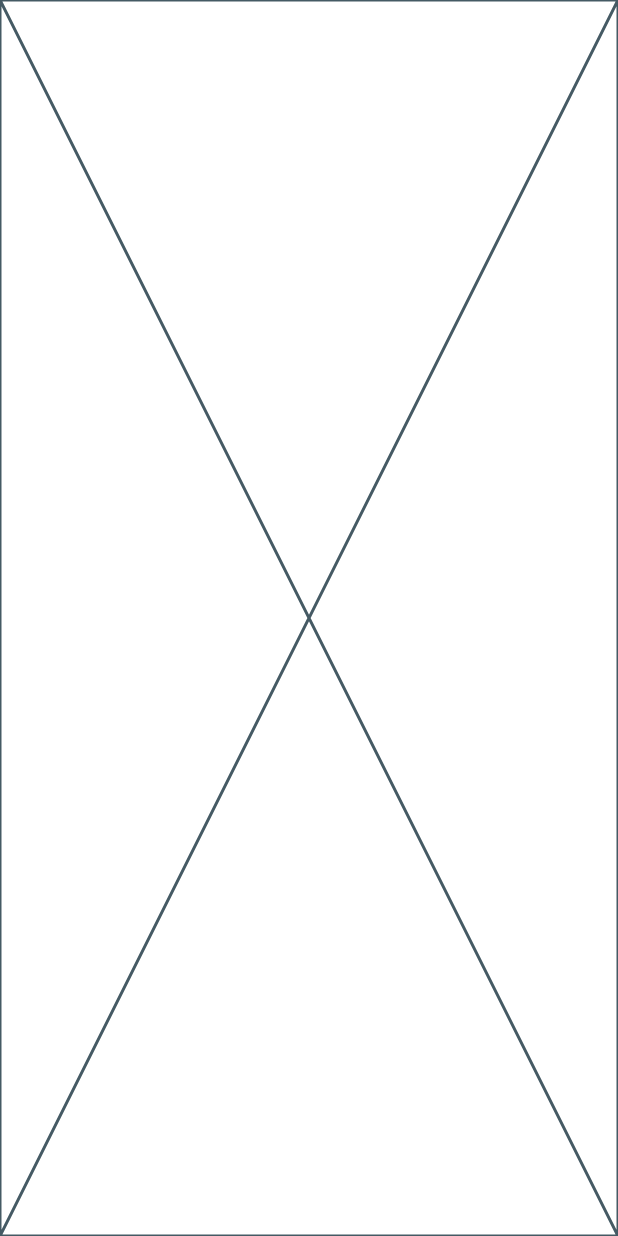
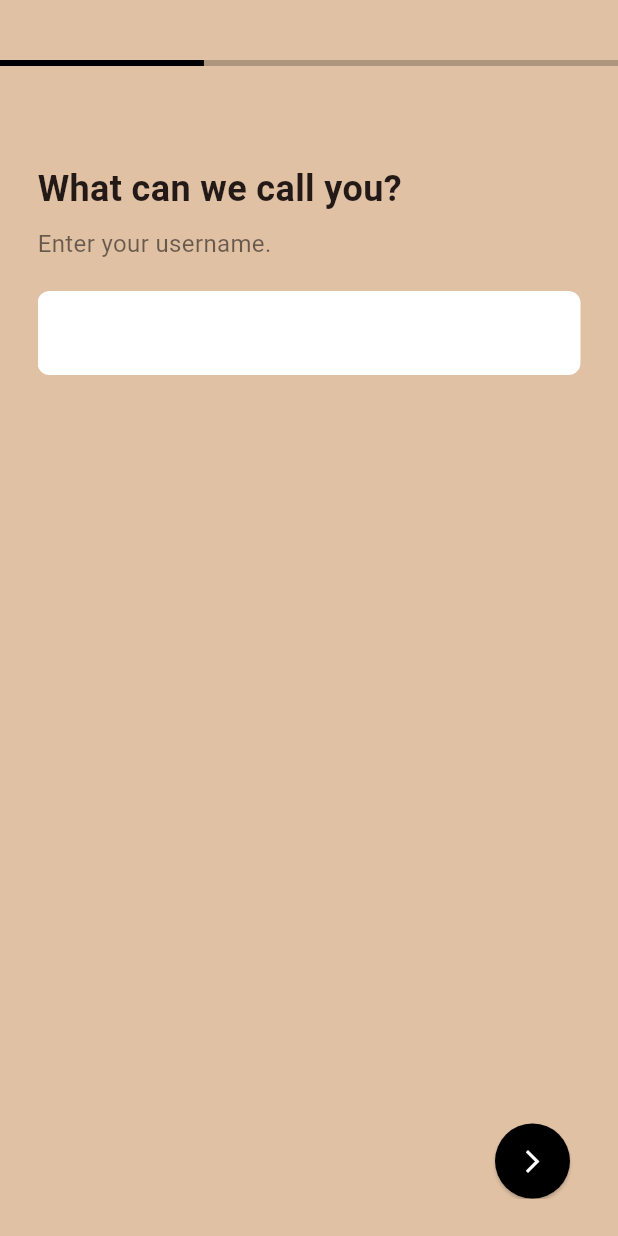
Before and after one commit to Swagnik02/Line-Skip, a Flutter app: the screen it shows once a user with an empty profile is signed in, on a phone screen of 412 x 824 dp. Run offline on Flutter 3.47's test engine with Material 3 defaults, Android fonts, the phone set to English and light mode, and no system bars; our stand-ins replace cloud_firestore, firebase_auth, firebase_core, flutter_riverpod; missing offline and left inert: simple_barcode_scanner; accounts and stored records are empty.

Commit message:
added username check and userModel

```diff
--- /dev/null
+++ b/lib/screens/profile/profile_input_page.dart
@@ -0,0 +1,77 @@
+import 'package:flutter/material.dart';
+import 'package:line_skip/screens/profile/email_page.dart';
+import 'package:line_skip/screens/profile/profile_photo_page.dart';
+import 'package:line_skip/screens/profile/username_input_page.dart';
+import 'package:line_skip/utils/constants.dart';
+
+class ProfileInputPage extends StatefulWidget {
+  ProfileInputPage({super.key});
+
+  @override
+  _ProfileInputPageState createState() => _ProfileInputPageState();
+}
+
+class _ProfileInputPageState extends State<ProfileInputPage> {
+  final PageController _pageController = PageController();
+  double _progressValue = 0.33;
+  void _updateProgress(int pageIndex) {
+    setState(() {
+      _progressValue = (pageIndex + 1) / 3;
+    });
+  }
+
+  @override
+  Widget build(BuildContext context) {
+    return Scaffold(
+      backgroundColor: const Color(0xFFFe0c1a4),
+      body: Column(
+        children: [
+          const SizedBox(height: 40),
+          // Progress Indicator
+          Container(
+            width: double.infinity,
+            height: 4,
+            color: Colors.black12,
+            child: LinearProgressIndicator(
+              value: _progressValue,
+              backgroundColor: Colors.black12,
+              valueColor: const AlwaysStoppedAnimation<Color>(Colors.black),
+            ),
+          ),
+          Expanded(
+            child: Padding(
+              padding: const EdgeInsets.all(25.0),
+              child: PageView(
+                physics: const NeverScrollableScrollPhysics(),
+                controller: _pageController,
+                onPageChanged: _updateProgress,
+                children: [
+                  // Username Page
+                  UsernameInputPage(onNext: () {
+                    _pageController.nextPage(
+                      duration: const Duration(milliseconds: 300),
+                      curve: Curves.easeInOut,
+                    );
+                  }),
+
+                  // Email Page
+                  EmailPage(onNext: () {
+                    _pageController.nextPage(
+                      duration: const Duration(milliseconds: 300),
+                      curve: Curves.easeInOut,
+                    );
+                  }),
+
+                  // Profile Photo Page
+                  ProfilePhotoPage(onSkip: () {
+                    Navigator.pushReplacementNamed(context, homeRoute);
+                  }),
+                ],
+              ),
+            ),
+          ),
+        ],
+      ),
+    );
+  }
+}
--- /dev/null
+++ b/lib/screens/profile/username_input_page.dart
@@ -0,0 +1,68 @@
+import 'package:firebase_auth/firebase_auth.dart';
+import 'package:flutter/material.dart';
+
+class UsernameInputPage extends StatelessWidget {
+  final Function onNext;
+
+  UsernameInputPage({super.key, required this.onNext});
+
+  final TextEditingController _nameController = TextEditingController();
+
+  @override
+  Widget build(BuildContext context) {
+    return Scaffold(
+      backgroundColor: const Color(0xFFFe0c1a4),
+      body: Column(
+        crossAxisAlignment: CrossAxisAlignment.start,
+        children: [
+          SizedBox(height: 40),
+          const Text(
+            "What can we call you?",
+            style: TextStyle(fontSize: 24, fontWeight: FontWeight.bold),
+          ),
+          const SizedBox(height: 8),
+          const Text(
+            "Enter your username.",
+            style: TextStyle(fontSize: 16, color: Colors.black54),
+          ),
+          const SizedBox(height: 20),
+          TextField(
+            controller: _nameController,
+            decoration: InputDecoration(
+              filled: true,
+              fillColor: Colors.white,
+              border: OutlineInputBorder(
+                borderRadius: BorderRadius.circular(8),
+                borderSide: BorderSide.none,
+              ),
+            ),
+          ),
+          const Spacer(),
+          Align(
+            alignment: Alignment.centerRight,
+            child: ElevatedButton(
+              style: ElevatedButton.styleFrom(
+                shape: const CircleBorder(),
+                padding: const EdgeInsets.all(16),
+                backgroundColor: Colors.black,
+              ),
+              onPressed: () {
+                if (_nameController.text.isNotEmpty) {
+                  User? user = FirebaseAuth.instance.currentUser;
+                  user?.updateDisplayName(_nameController.text);
+
+                  onNext();
+                } else {
+                  ScaffoldMessenger.of(context).showSnackBar(
+                    SnackBar(content: Text("Please enter your name.")),
+                  );
+                }
+              },
+              child: const Icon(Icons.arrow_forward_ios, color: Colors.white),
+            ),
+          ),
+        ],
+      ),
+    );
+  }
+}
--- a/lib/screens/profile/username_screen.dart
+++ /dev/null
@@ -1,10 +0,0 @@
-import 'package:flutter/material.dart';
-
-class UsernameScreen extends StatelessWidget {
-  const UsernameScreen({super.key});
-
-  @override
-  Widget build(BuildContext context) {
-    return const Placeholder();
-  }
-}
--- a/lib/utils/auth_screen.dart
+++ b/lib/utils/auth_screen.dart
@@ -1,8 +1,10 @@
+import 'dart:developer';
+
 import 'package:flutter/material.dart';
 import 'package:firebase_auth/firebase_auth.dart';
 import 'package:line_skip/screens/auth/login_screen.dart';
 import 'package:line_skip/screens/home/home_screen.dart';
-import 'package:line_skip/screens/profile/username_screen.dart';
+import 'package:line_skip/screens/profile/profile_input_page.dart';
 
 class AuthPage extends StatelessWidget {
   const AuthPage({super.key});
@@ -23,7 +25,7 @@ class AuthPage extends StatelessWidget {
 
           if (user!.displayName == null || user.displayName!.isEmpty) {
             print('username not present ');
-            return UsernameScreen();
+            return ProfileInputPage();
           } else {
             print('username present ');
             return const HomePage();
```
Also changed, not shown: lib/data/models/user_model.dart (+31 -0 lines), lib/providers/current_user_provider.dart (added, +34 -0 lines), lib/screens/auth/login_screen.dart (+0 -129 lines), lib/screens/home/home_screen.dart (+7 -2 lines), lib/screens/profile/email_page.dart (added, +59 -0 lines), lib/screens/profile/profile_photo_page.dart (added, +56 -0 lines).
